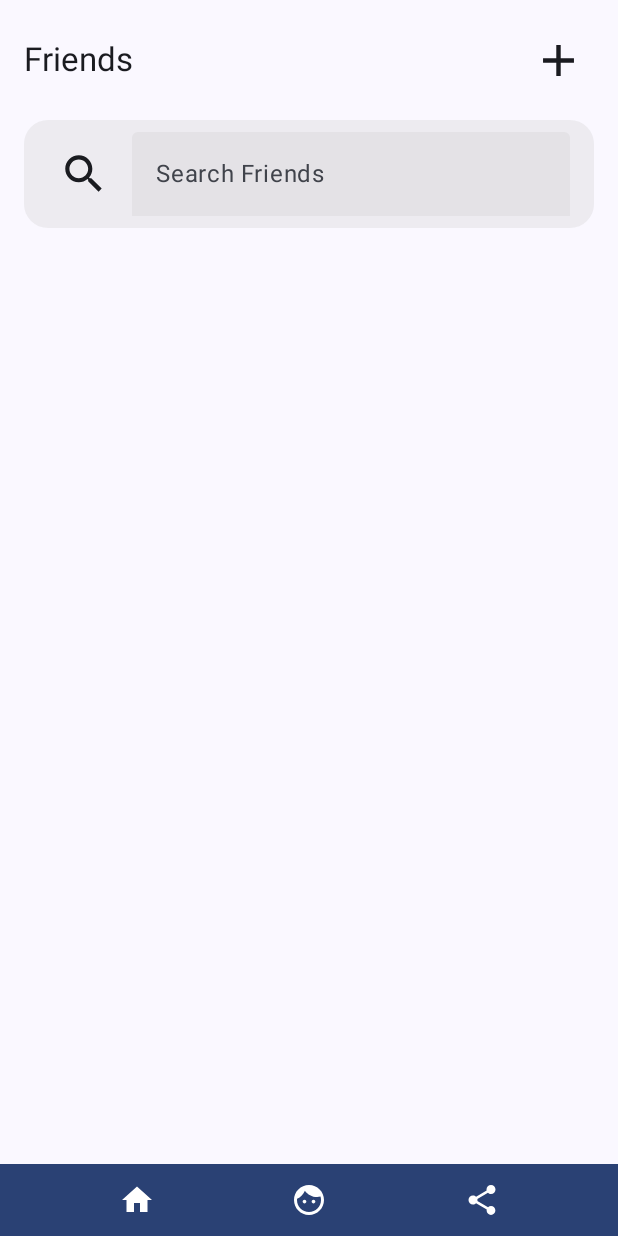
After one commit to aleks-s10/AleksandarSekulovskiEfimSokolov-MovieMatcherFinalProject, an Android app built with Jetpack Compose: the FriendsPage screen opened through its navigation route, on a phone screen of 412 x 824 dp. The commit adds this screen. Run offline under Robolectric (Android 15) with nearby library versions, the phone set to English and light mode, and no system bars; our stand-ins replace Firebase (no records; nobody signed in at launch, a user with empty details on screens opened directly), livedata-compose.

Commit message:
Library, Friends and Groups pages

```diff
--- a/app/src/main/java/com/example/aleksandarsekulovskiefimsokolov_moviematcherfinalproject/MyAppNavigation.kt
+++ b/app/src/main/java/com/example/aleksandarsekulovskiefimsokolov_moviematcherfinalproject/MyAppNavigation.kt
@@ -5,7 +5,10 @@ import androidx.compose.ui.Modifier
 import androidx.navigation.compose.NavHost
 import androidx.navigation.compose.composable
 import androidx.navigation.compose.rememberNavController
+import com.example.aleksandarsekulovskiefimsokolov_moviematcherfinalproject.pages.FriendsPage
+import com.example.aleksandarsekulovskiefimsokolov_moviematcherfinalproject.pages.GroupsPage
 import com.example.aleksandarsekulovskiefimsokolov_moviematcherfinalproject.pages.Homepage
+import com.example.aleksandarsekulovskiefimsokolov_moviematcherfinalproject.pages.LibraryPage
 import com.example.aleksandarsekulovskiefimsokolov_moviematcherfinalproject.pages.LoginPage
 import com.example.aleksandarsekulovskiefimsokolov_moviematcherfinalproject.pages.SignupPage
 import com.example.aleksandarsekulovskiefimsokolov_moviematcherfinalproject.pages.SwipingScreen
@@ -27,6 +30,15 @@ fun MyAppNavigation(modifier : Modifier = Modifier, authViewModel: AuthViewModel
         composable("swiping") {
             SwipingScreen(modifier, navController, authViewModel)
         }
+        composable("library") {
+            LibraryPage(modifier, navController, authViewModel)
+        }
+        composable("friends") {
+            FriendsPage(modifier, navController, authViewModel)
+        }
+        composable("groups") {
+            GroupsPage(modifier, navController, authViewModel)
+        }
     })
 
 }
--- /dev/null
+++ b/app/src/main/java/com/example/aleksandarsekulovskiefimsokolov_moviematcherfinalproject/pages/FriendsPage.kt
@@ -0,0 +1,86 @@
+package com.example.aleksandarsekulovskiefimsokolov_moviematcherfinalproject.pages
+
+import androidx.compose.foundation.layout.Box
+import androidx.compose.foundation.layout.Column
+import androidx.compose.foundation.layout.fillMaxSize
+import androidx.compose.material.icons.Icons
+import androidx.compose.material.icons.filled.Add
+import androidx.compose.material.icons.filled.Close
+import androidx.compose.runtime.Composable
+import androidx.compose.runtime.getValue
+import androidx.compose.runtime.mutableStateOf
+import androidx.compose.runtime.remember
+import androidx.compose.runtime.setValue
+import androidx.compose.ui.Alignment
+import androidx.compose.ui.Modifier
+import androidx.compose.ui.tooling.preview.Preview
+import androidx.navigation.NavController
+import com.example.aleksandarsekulovskiefimsokolov_moviematcherfinalproject.AuthViewModel
+
+@Composable
+fun FriendsContent(){
+
+}
+
+@Composable
+fun Friends(changeAddInProgress: () -> Unit, navController: NavController){
+    Box(
+        modifier = Modifier.fillMaxSize()
+    ){
+        Column(modifier = Modifier.align(Alignment.BottomCenter)) {
+            SearchHeader(
+                title = "Friends",
+                rightButtonHandler =  {
+                    changeAddInProgress()
+                },
+                searchHandler = {},
+                searchLabel = "Search Friends",
+                rightButtonIcon = Icons.Filled.Add,
+            )
+        }
+        FooterNavigation(
+            modifier = Modifier.align(Alignment.BottomCenter),
+            navController = navController
+        )
+    }
+}
+
+
+@Composable
+fun AddFriend(
+    changeAddInProgress: () -> Unit
+){
+    SearchHeader(
+        title = "Add Friend",
+        rightButtonHandler =  {
+            changeAddInProgress()
+        },
+        searchHandler = {},
+        searchLabel = "Find Friend to Add",
+        rightButtonIcon = Icons.Filled.Close
+    )
+}
+
+
+
+@Composable
+fun FriendsPage(modifier : Modifier = Modifier, navController: NavController, authViewModel: AuthViewModel){
+    var addInProgress by remember { mutableStateOf(false) }
+    val changeAddInProgress: () -> Unit = { addInProgress = !addInProgress }
+
+    if (!addInProgress){
+        Friends(changeAddInProgress = changeAddInProgress, navController = navController)
+    }
+    else{
+        AddFriend(changeAddInProgress = changeAddInProgress)
+    }
+}
+
+
+
+
+//@Preview
+//@Composable
+//fun FriendsPagePreview(){
+//    FriendsPage()
+//}
--- /dev/null
+++ b/app/src/main/java/com/example/aleksandarsekulovskiefimsokolov_moviematcherfinalproject/pages/HeaderFooter.kt
@@ -0,0 +1,171 @@
+package com.example.aleksandarsekulovskiefimsokolov_moviematcherfinalproject.pages
+
+import androidx.compose.foundation.background
+import androidx.compose.foundation.layout.*
+import androidx.compose.foundation.shape.RoundedCornerShape
+import androidx.compose.material.icons.Icons
+import androidx.compose.material.icons.filled.Home
+import androidx.compose.material.icons.filled.Search
+import androidx.compose.material.icons.filled.Face
+import androidx.compose.material.icons.filled.Share
+import androidx.compose.material3.ExperimentalMaterial3Api
+import androidx.compose.material3.Icon
+import androidx.compose.material3.IconButton
+import androidx.compose.material3.MaterialTheme
+import androidx.compose.material3.Surface
+import androidx.compose.material3.Text
+import androidx.compose.material3.TextField
+import androidx.compose.material3.TextFieldDefaults
+import androidx.compose.runtime.*
+import androidx.compose.ui.Alignment
+import androidx.compose.ui.Modifier
+import androidx.compose.ui.graphics.Color
+import androidx.compose.ui.graphics.vector.ImageVector
+import androidx.compose.ui.tooling.preview.Preview
+import androidx.compose.ui.unit.dp
+import androidx.navigation.NavController
+
+@OptIn(ExperimentalMaterial3Api::class)
+@Composable
+fun Search(
+    searchQuery: String,
+    changeSearchQuery: (String) -> Unit,
+    searchHandler: () -> Unit,
+    searchLabel: String
+){
+    val searchColor = Color.LightGray.copy(alpha = 0.3f)
+    Box(
+        modifier = Modifier
+            .fillMaxWidth()
+            .background(
+                color = searchColor,
+                shape = RoundedCornerShape(16.dp)
+            )
+            .padding(horizontal = 16.dp, vertical = 8.dp)
+    ) {
+        Row(
+            verticalAlignment = Alignment.CenterVertically
+        ) {
+            IconButton(
+                onClick = searchHandler
+            ){
+                Icon(
+                    imageVector = Icons.Filled.Search,
+                    contentDescription = "Search",
+                    modifier = Modifier.size(33.dp)
+                )
+            }
+            Spacer(modifier = Modifier.width(8.dp))
+            TextField(
+                value = searchQuery,
+                onValueChange = { changeSearchQuery(it) },
+                placeholder = { Text(text = searchLabel) },
+                singleLine = true,
+                modifier = Modifier.fillMaxWidth(),
+                colors = TextFieldDefaults.textFieldColors(
+                    containerColor = searchColor,
+                    focusedIndicatorColor = Color.Transparent,
+                    unfocusedIndicatorColor = Color.Transparent,
+//                        cursorColor = MaterialTheme.colors.primary
+                )
+            )
+        }
+    }
+}
+
+@Composable
+fun SearchHeader(
+    title: String,
+    rightButtonIcon: ImageVector,
+    rightButtonHandler: () -> Unit,
+    searchHandler: () -> Unit,
+    searchLabel: String,
+    modifier: Modifier = Modifier
+) {
+    var searchQuery by remember { mutableStateOf("") }
+
+    Column(modifier = modifier
+        .fillMaxSize()
+        .padding(16.dp)) {
+
+        Row(
+            modifier = Modifier
+                .fillMaxWidth(),
+            verticalAlignment = Alignment.CenterVertically,
+            horizontalArrangement = Arrangement.SpaceBetween
+        ) {
+            Text(
+                text = title,
+                style = MaterialTheme.typography.titleLarge
+            )
+            IconButton(onClick = rightButtonHandler) {
+                Icon(
+                    imageVector = rightButtonIcon,
+                    contentDescription = "Add Movie",
+                    modifier = Modifier.size(35.dp)
+                )
+            }
+        }
+
+        Spacer(modifier = Modifier.height(16.dp))
+        Search(
+            searchHandler = searchHandler,
+            searchQuery = searchQuery,
+            searchLabel = searchLabel,
+            changeSearchQuery = {
+            searchQuery = it
+        })
+
+        Spacer(modifier = Modifier.height(16.dp))
+    }
+}
+
+
+
+@Composable
+fun FooterNavigation(modifier: Modifier = Modifier, navController: NavController) {
+        Row(
+            modifier = modifier
+                .fillMaxWidth()
+                .background(color = MaterialTheme.colorScheme.primary),
+            horizontalArrangement = Arrangement.SpaceEvenly,
+            verticalAlignment = Alignment.CenterVertically,
+        ) {
+            IconButton(
+                onClick = { navController.navigate("library") }
+            ) {
+                Icon(
+                    imageVector = Icons.Filled.Home,
+                    contentDescription = "Home",
+                    tint = MaterialTheme.colorScheme.onPrimary
+                )
+            }
+            IconButton(
+                onClick = { navController.navigate("friends") }
+            ) {
+                Icon(
+                    imageVector = Icons.Filled.Face,
+                    contentDescription = "Search",
+                    tint = MaterialTheme.colorScheme.onPrimary
+                )
+            }
+            IconButton(
+                onClick = { navController.navigate("groups") }
+            ) {
+                Icon(
+                    imageVector = Icons.Filled.Share,
+                    contentDescription = "Settings",
+                    tint = MaterialTheme.colorScheme.onPrimary
+                )
+            }
+        }
+    }
+//
+//@Preview(showBackground = true)
+//@Composable
+//fun FooterNavigationPreview() {
+//    MaterialTheme {
+//        FooterNavigation()
+//    }
+//}
+//
--- /dev/null
+++ b/app/src/main/java/com/example/aleksandarsekulovskiefimsokolov_moviematcherfinalproject/pages/LibraryPage.kt
@@ -0,0 +1,86 @@
+package com.example.aleksandarsekulovskiefimsokolov_moviematcherfinalproject.pages
+
+import androidx.compose.foundation.layout.Box
+import androidx.compose.foundation.layout.Column
+import androidx.compose.foundation.layout.fillMaxSize
+import androidx.compose.material.icons.Icons
+import androidx.compose.material.icons.filled.Add
+import androidx.compose.material.icons.filled.Close
+import androidx.compose.runtime.Composable
+import androidx.compose.runtime.getValue
+import androidx.compose.runtime.mutableStateOf
+import androidx.compose.runtime.remember
+import androidx.compose.runtime.setValue
+import androidx.compose.ui.Alignment
+import androidx.compose.ui.Modifier
+import androidx.compose.ui.tooling.preview.Preview
+import androidx.navigation.NavController
+import com.example.aleksandarsekulovskiefimsokolov_moviematcherfinalproject.AuthViewModel
+
+@Composable
+fun LibraryContent(){
+
+}
+
+@Composable
+fun Library(changeAddInProgress: () -> Unit, navController: NavController){
+    Box(
+        modifier = Modifier.fillMaxSize()
+    ){
+        Column(modifier = Modifier.align(Alignment.BottomCenter)) {
+            SearchHeader(
+                title = "Library",
+                rightButtonHandler =  {
+                    changeAddInProgress()
+                },
+                searchHandler = {},
+                searchLabel = "Search Library",
+                rightButtonIcon = Icons.Filled.Add,
+            )
+        }
+        FooterNavigation(
+            modifier = Modifier.align(Alignment.BottomCenter),
+            navController = navController
+        )
+    }
+}
+
+
+@Composable
+fun AddMovie(
+    changeAddInProgress: () -> Unit
+){
+    SearchHeader(
+        title = "Add Movie",
+        rightButtonHandler =  {
+            changeAddInProgress()
+        },
+        searchHandler = {},
+        searchLabel = "Find Movie to Add",
+        rightButtonIcon = Icons.Filled.Close
+    )
+}
+
+
+
+@Composable
+fun LibraryPage(modifier : Modifier = Modifier, navController: NavController, authViewModel: AuthViewModel){
+    var addInProgress by remember { mutableStateOf(false) }
+    val changeAddInProgress: () -> Unit = { addInProgress = !addInProgress }
+
+    if (!addInProgress){
+        Library(changeAddInProgress = changeAddInProgress, navController = navController)
+    }
+    else{
+        AddMovie(changeAddInProgress = changeAddInProgress)
+    }
+}
+
+
+//
+//
+//@Preview
+//@Composable
+//fun LibraryPagePreview(){
+//    LibraryPage()
+//}
--- a/app/src/main/java/com/example/aleksandarsekulovskiefimsokolov_moviematcherfinalproject/pages/LoginPage.kt
+++ b/app/src/main/java/com/example/aleksandarsekulovskiefimsokolov_moviematcherfinalproject/pages/LoginPage.kt
@@ -54,7 +54,7 @@ fun LoginPage(modifier : Modifier = Modifier, navController: NavController, auth
 
     LaunchedEffect(authState.value) {
         when(authState.value){
-            is AuthState.Authenticated -> navController.navigate("swiping")
+            is AuthState.Authenticated -> navController.navigate("library")
             is AuthState.Error -> Toast.makeText(context,
                 (authState.value as AuthState.Error).message, Toast.LENGTH_SHORT).show()
             else -> Unit
```
Also changed, not shown: app/src/main/java/com/example/aleksandarsekulovskiefimsokolov_moviematcherfinalproject/pages/GroupsPage.kt (added, +87 -0 lines).
